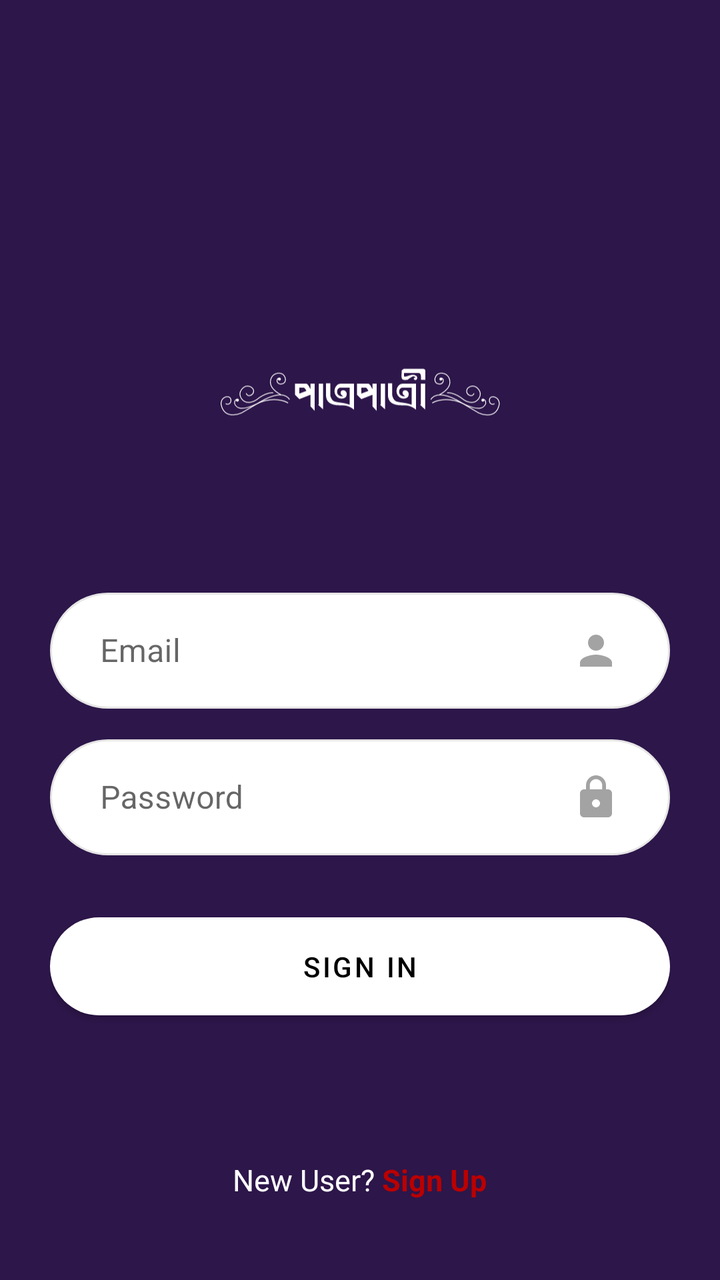
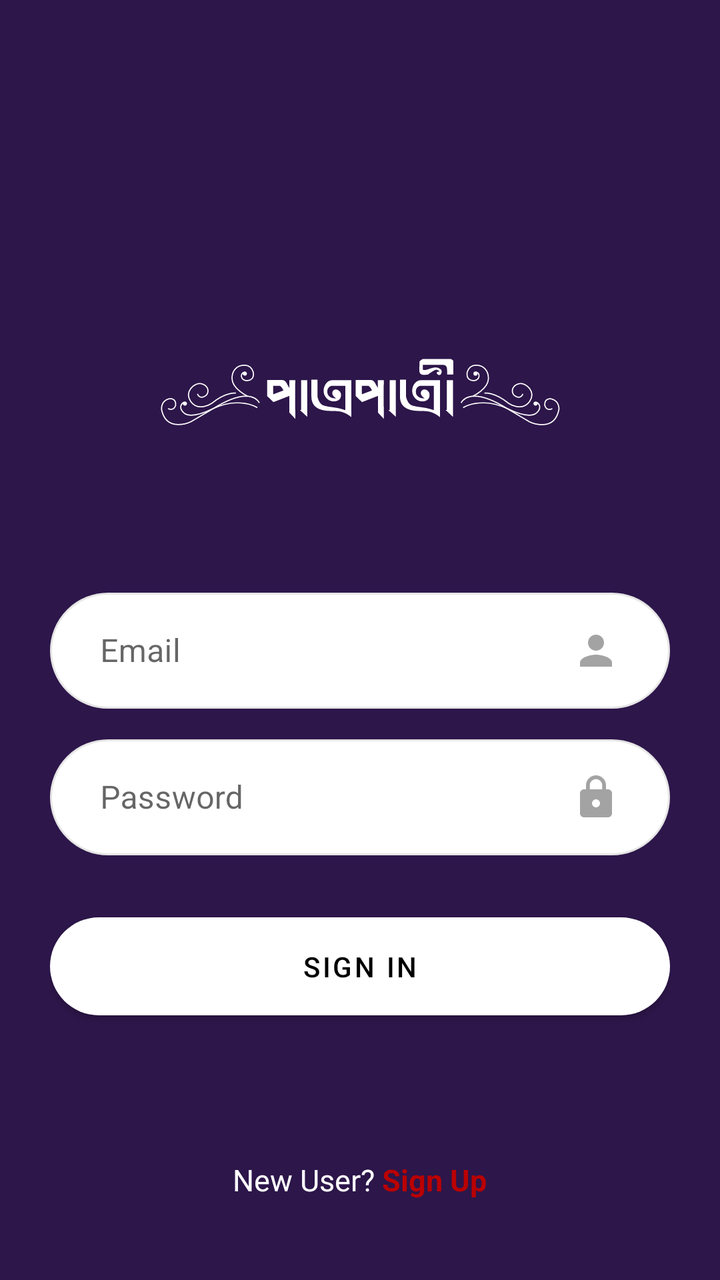

Before-and-after screenshots of an Android layout around one commit, followed by the original layout XML and the change that was made.
<!-- AndroidManifest.xml: application theme AppTheme -->
<!-- res/layout/activity_sign_in.xml -->
<?xml version="1.0" encoding="utf-8"?>
<RelativeLayout xmlns:android="http://schemas.android.com/apk/res/android"
    xmlns:app="http://schemas.android.com/apk/res-auto"
    xmlns:tools="http://schemas.android.com/tools"
    android:padding="25dp"
    android:background="@color/colorAccent"
    android:layout_width="match_parent"
    android:layout_height="match_parent"
    tools:context=".views.activities.SignInActivity">

    <LinearLayout
        android:layout_centerInParent="true"
        android:gravity="center"
        android:orientation="vertical"
        android:layout_width="match_parent"
        android:layout_height="wrap_content">
        <ImageView
            app:tint="@color/colorWhite"
            android:src="@drawable/ic_logo"
            android:layout_marginBottom="25dp"
            android:layout_width="140dp"
            android:layout_height="140dp" />
        <com.google.android.material.textfield.TextInputLayout
            style="@style/Widget.MaterialComponents.TextInputLayout.OutlinedBox"
            app:boxCornerRadiusTopStart="25dp"
            app:boxCornerRadiusTopEnd="25dp"
            app:boxCornerRadiusBottomStart="25dp"
            app:boxCornerRadiusBottomEnd="25dp"
            android:layout_width="match_parent"
            android:layout_height="wrap_content">
            <EditText
                android:id="@+id/user_email"
                android:inputType="textWebEmailAddress"
                android:singleLine="true"
                android:maxLength="25"
                android:hint="Email"
                app:drawableTint="@color/colorDeepGrey"
                android:drawableEnd="@drawable/ic_baseline_person_24"
                android:background="@drawable/shape_radius_100_edit_text"
                android:layout_marginBottom="10dp"
                android:paddingStart="25dp"
                android:paddingEnd="25dp"
                android:layout_width="match_parent"
                android:layout_height="wrap_content" />
        </com.google.android.material.textfield.TextInputLayout>
        <com.google.android.material.textfield.TextInputLayout
            style="@style/Widget.MaterialComponents.TextInputLayout.OutlinedBox"
            app:boxCornerRadiusTopStart="25dp"
            app:boxCornerRadiusTopEnd="25dp"
            app:boxCornerRadiusBottomStart="25dp"
            app:boxCornerRadiusBottomEnd="25dp"
            android:layout_width="match_parent"
            android:layout_height="wrap_content">
            <EditText
                android:id="@+id/password"
                android:inputType="textWebPassword"
                android:singleLine="true"
                android:maxLength="25"
                android:hint="Password"
                app:drawableTint="@color/colorDeepGrey"
                android:drawableEnd="@drawable/ic_baseline_lock_24"
                android:background="@drawable/shape_radius_100_edit_text"
                android:layout_marginBottom="25dp"
                android:paddingStart="25dp"
                android:paddingEnd="25dp"
                android:layout_width="match_parent"
                android:layout_height="wrap_content" />
        </com.google.android.material.textfield.TextInputLayout>
        <Button
            android:id="@+id/sign_in_button"
            android:text="Sign In"
            android:textColor="@color/colorBlack"
            app:cornerRadius="25dp"
            android:padding="15dp"
            app:backgroundTint="@color/colorWhite"
            android:layout_width="match_parent"
            android:layout_height="wrap_content" />
    </LinearLayout>

    <LinearLayout
        android:layout_centerInParent="true"
        android:layout_alignParentBottom="true"
        android:orientation="horizontal"
        android:layout_marginBottom="15dp"
        android:layout_width="wrap_content"
        android:layout_height="wrap_content">
        <TextView
            android:textSize="15sp"
            android:text="New User? "
            android:textColor="@color/colorWhite"
            android:layout_width="wrap_content"
            android:layout_height="wrap_content"/>
        <TextView
            android:id="@+id/sign_up_button"
            android:textSize="15sp"
            android:textStyle="bold"
            android:text="Sign Up"
            android:textColor="@color/colorGuardsmanRed"
            android:layout_width="wrap_content"
            android:layout_height="wrap_content"/>
    </LinearLayout>

    <TextView
        android:visibility="gone"
        android:layout_centerInParent="true"
        android:layout_alignParentBottom="true"
        android:text="www.patropatri.com"
        android:layout_width="wrap_content"
        android:layout_height="wrap_content" />
</RelativeLayout>
<!-- resources referenced by this layout -->
<resources>
  <color name="colorAccent">#2D164A</color>
  <color name="colorBlack">#000000</color>
  <color name="colorDeepGrey">#A3A3A3</color>
  <color name="colorGuardsmanRed">#BA0000</color>
  <color name="colorWhite">#FFFFFF</color>
  <!-- drawable ic_baseline_lock_24 (drawable) -->
  <vector xmlns:android="http://schemas.android.com/apk/res/android"
      android:width="24dp"
      android:height="24dp"
      android:viewportWidth="24"
      android:viewportHeight="24"
      android:tint="?attr/colorControlNormal">
    <path
        android:fillColor="@android:color/white"
        android:pathData="M18,8h-1L17,6c0,-2.76 -2.24,-5 -5,-5S7,3.24 7,6v2L6,8c-1.1,0 -2,0.9 -2,2v10c0,1.1 0.9,2 2,2h12c1.1,0 2,-0.9 2,-2L20,10c0,-1.1 -0.9,-2 -2,-2zM12,17c-1.1,0 -2,-0.9 -2,-2s0.9,-2 2,-2 2,0.9 2,2 -0.9,2 -2,2zM15.1,8L8.9,8L8.9,6c0,-1.71 1.39,-3.1 3.1,-3.1 1.71,0 3.1,1.39 3.1,3.1v2z"/>
  </vector>
  <!-- drawable ic_baseline_person_24 (drawable) -->
  <vector xmlns:android="http://schemas.android.com/apk/res/android"
      android:width="24dp"
      android:height="24dp"
      android:viewportWidth="24"
      android:viewportHeight="24"
      android:tint="?attr/colorControlNormal">
    <path
        android:fillColor="@android:color/white"
        android:pathData="M12,12c2.21,0 4,-1.79 4,-4s-1.79,-4 -4,-4 -4,1.79 -4,4 1.79,4 4,4zM12,14c-2.67,0 -8,1.34 -8,4v2h16v-2c0,-2.66 -5.33,-4 -8,-4z"/>
  </vector>
  <!-- drawable ic_logo: vector/xml drawable (drawable, 7260 chars, omitted) -->
  <!-- drawable shape_radius_100_edit_text (drawable) -->
  <shape xmlns:android="http://schemas.android.com/apk/res/android">
      <stroke
          android:width="1dp"
          android:color="@color/colorMediumGrey" />
      <corners
          android:radius="100dp"/>
      <solid
          android:color="@color/colorWhite"/>
      <padding
          android:left="25dp"
          android:top="15dp"
          android:right="25dp"
          android:bottom="15dp" />
  </shape>
  <style name="AppTheme" parent="Theme.MaterialComponents.DayNight.NoActionBar">
          
          <item name="colorPrimary">@color/colorPrimary</item>
          <item name="colorPrimaryDark">@color/colorPrimaryDark</item>
          <item name="colorAccent">@color/colorAccent</item>
      </style>
  <color name="colorMediumGrey">#E5E5E5</color>
  <color name="colorPrimary">#271547</color>
  <color name="colorPrimaryDark">#43105D</color>
</resources>

<!-- the commit's change to res/layout/activity_sign_in.xml (unified diff, before → after) -->
@@ -18,7 +18,7 @@
             app:tint="@color/colorWhite"
             android:src="@drawable/ic_logo"
             android:layout_marginBottom="25dp"
-            android:layout_width="140dp"
+            android:layout_width="200dp"
             android:layout_height="140dp" />
         <com.google.android.material.textfield.TextInputLayout
             style="@style/Widget.MaterialComponents.TextInputLayout.OutlinedBox"
